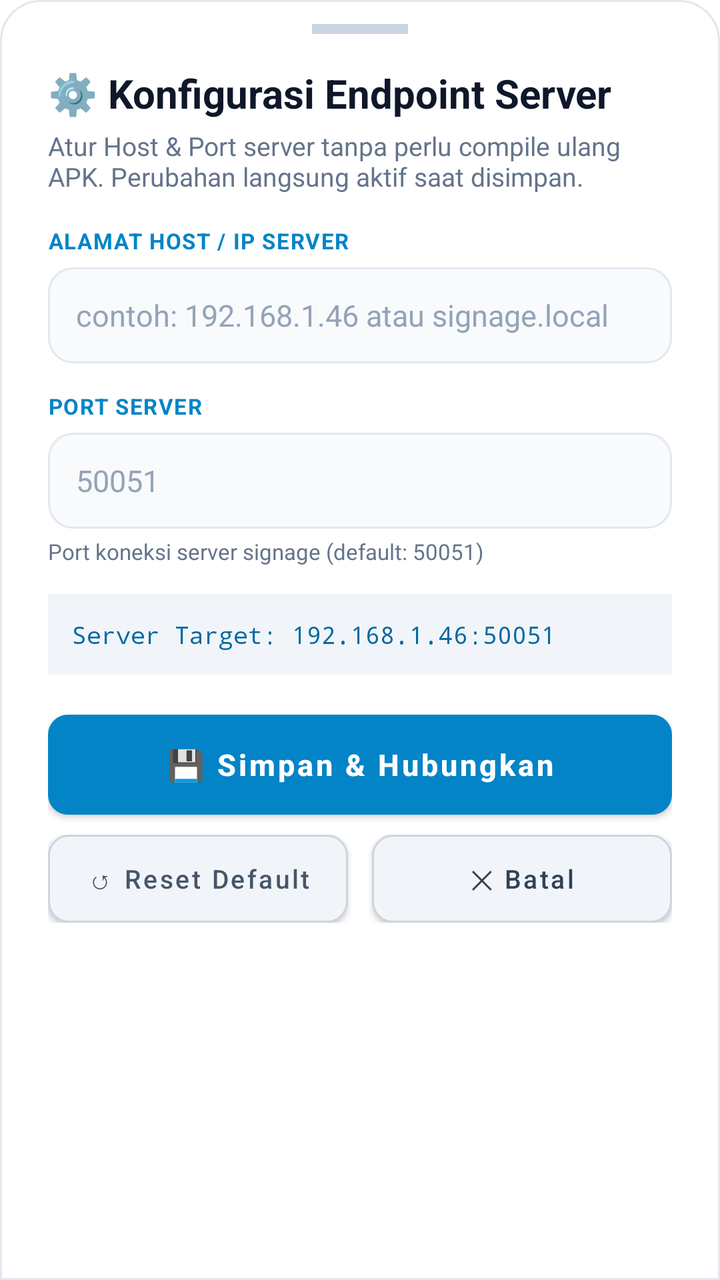
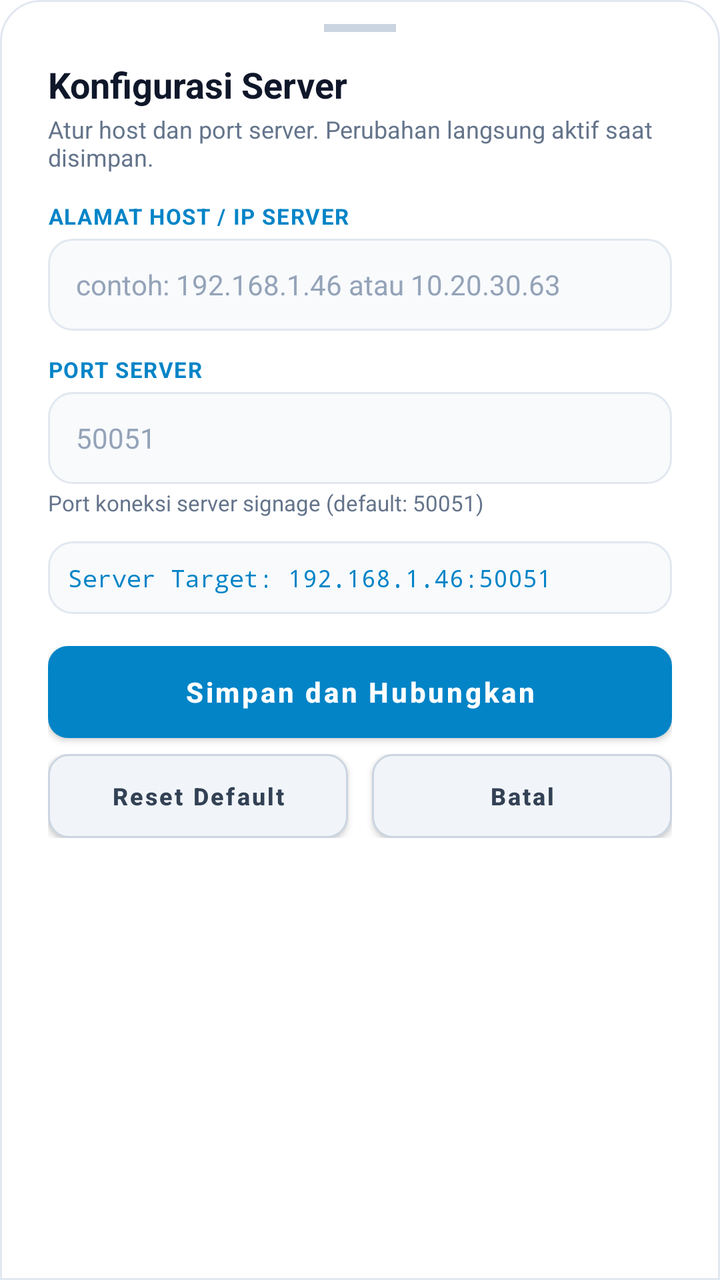

An Android layout rendered at two revisions. The XML below is the earlier revision; the diff shows what the commit changed to produce the second picture.
<!-- AndroidManifest.xml: application theme Theme.DKASigmaPlayer -->
<!-- res/layout/bottom_sheet_server_config.xml -->
<?xml version="1.0" encoding="utf-8"?>
<LinearLayout xmlns:android="http://schemas.android.com/apk/res/android"
    xmlns:app="http://schemas.android.com/apk/res-auto"
    android:layout_width="match_parent"
    android:layout_height="wrap_content"
    android:orientation="vertical"
    android:background="@drawable/bg_bottom_sheet"
    android:paddingStart="24dp"
    android:paddingEnd="24dp"
    android:paddingTop="12dp"
    android:paddingBottom="32dp">

    
    <View
        android:layout_width="48dp"
        android:layout_height="5dp"
        android:layout_gravity="center_horizontal"
        android:layout_marginBottom="16dp"
        android:background="#cbd5e1" />

    <ScrollView
        android:layout_width="match_parent"
        android:layout_height="wrap_content"
        android:fillViewport="true"
        android:scrollbars="none">

        <LinearLayout
            android:layout_width="match_parent"
            android:layout_height="wrap_content"
            android:orientation="vertical">

            
            <TextView
                android:layout_width="match_parent"
                android:layout_height="wrap_content"
                android:text="⚙️ Konfigurasi Endpoint Server"
                android:textColor="#0f172a"
                android:textSize="20sp"
                android:textStyle="bold" />

            <TextView
                android:layout_width="match_parent"
                android:layout_height="wrap_content"
                android:layout_marginTop="4dp"
                android:layout_marginBottom="16dp"
                android:text="Atur Host &amp; Port server tanpa perlu compile ulang APK. Perubahan langsung aktif saat disimpan."
                android:textColor="#64748b"
                android:textSize="13sp" />

            
            <TextView
                android:layout_width="match_parent"
                android:layout_height="wrap_content"
                android:text="ALAMAT HOST / IP SERVER"
                android:textColor="#0284c7"
                android:textSize="11sp"
                android:textStyle="bold"
                android:letterSpacing="0.05" />

            <EditText
                android:id="@+id/etServerHost"
                android:layout_width="match_parent"
                android:layout_height="48dp"
                android:layout_marginTop="6dp"
                android:background="@drawable/bg_input_field"
                android:hint="contoh: 192.168.1.46 atau signage.local"
                android:textColorHint="#94a3b8"
                android:textColor="#0f172a"
                android:textSize="15sp"
                android:paddingStart="14dp"
                android:paddingEnd="14dp"
                android:inputType="textUri"
                android:singleLine="true" />

            
            <LinearLayout
                android:layout_width="match_parent"
                android:layout_height="wrap_content"
                android:layout_marginTop="14dp"
                android:orientation="vertical">

                <TextView
                    android:layout_width="match_parent"
                    android:layout_height="wrap_content"
                    android:text="PORT SERVER"
                    android:textColor="#0284c7"
                    android:textSize="11sp"
                    android:textStyle="bold"
                    android:letterSpacing="0.05" />

                <EditText
                    android:id="@+id/etGrpcPort"
                    android:layout_width="match_parent"
                    android:layout_height="48dp"
                    android:layout_marginTop="6dp"
                    android:background="@drawable/bg_input_field"
                    android:hint="50051"
                    android:textColorHint="#94a3b8"
                    android:textColor="#0f172a"
                    android:textSize="15sp"
                    android:paddingStart="14dp"
                    android:paddingEnd="14dp"
                    android:inputType="number"
                    android:singleLine="true" />

                <TextView
                    android:layout_width="match_parent"
                    android:layout_height="wrap_content"
                    android:layout_marginTop="4dp"
                    android:text="Port koneksi server signage (default: 50051)"
                    android:textColor="#64748b"
                    android:textSize="11sp" />
            </LinearLayout>

            
            <TextView
                android:id="@+id/tvResolvedPreview"
                android:layout_width="match_parent"
                android:layout_height="wrap_content"
                android:layout_marginTop="14dp"
                android:background="#f1f5f9"
                android:padding="12dp"
                android:textColor="#0369a1"
                android:textSize="12sp"
                android:fontFamily="monospace"
                android:text="Server Target: 192.168.1.46:50051" />

            
            <LinearLayout
                android:layout_width="match_parent"
                android:layout_height="wrap_content"
                android:layout_marginTop="20dp"
                android:layout_marginBottom="8dp"
                android:orientation="vertical">

                <Button
                    android:id="@+id/btnSave"
                    android:layout_width="match_parent"
                    android:layout_height="50dp"
                    android:background="@drawable/bg_btn_primary"
                    app:backgroundTint="@null"
                    android:text="💾 Simpan &amp; Hubungkan"
                    android:textAllCaps="false"
                    android:textColor="#ffffff"
                    android:textSize="15sp"
                    android:textStyle="bold" />

                <LinearLayout
                    android:layout_width="match_parent"
                    android:layout_height="wrap_content"
                    android:layout_marginTop="10dp"
                    android:orientation="horizontal">

                    <Button
                        android:id="@+id/btnResetDefault"
                        android:layout_width="0dp"
                        android:layout_height="44dp"
                        android:layout_weight="1"
                        android:layout_marginEnd="6dp"
                        android:background="@drawable/bg_btn_secondary"
                        app:backgroundTint="@null"
                        android:text="↺ Reset Default"
                        android:textAllCaps="false"
                        android:textColor="#475569"
                        android:textSize="13sp" />

                    <Button
                        android:id="@+id/btnCancel"
                        android:layout_width="0dp"
                        android:layout_height="44dp"
                        android:layout_weight="1"
                        android:layout_marginStart="6dp"
                        android:background="@drawable/bg_btn_secondary"
                        app:backgroundTint="@null"
                        android:text="✕ Batal"
                        android:textAllCaps="false"
                        android:textColor="#334155"
                        android:textSize="13sp" />
                </LinearLayout>

            </LinearLayout>

        </LinearLayout>
    </ScrollView>

</LinearLayout>
<!-- resources referenced by this layout -->
<resources>
  <!-- drawable bg_bottom_sheet (drawable) -->
  <?xml version="1.0" encoding="utf-8"?>
  <shape xmlns:android="http://schemas.android.com/apk/res/android"
      android:shape="rectangle">
      <solid android:color="@color/sheet_bg" />
      <corners
          android:topLeftRadius="20dp"
          android:topRightRadius="20dp" />
      <stroke
          android:width="1dp"
          android:color="@color/sheet_card_border" />
  </shape>
  <!-- drawable bg_btn_primary (drawable) -->
  <?xml version="1.0" encoding="utf-8"?>
  <ripple xmlns:android="http://schemas.android.com/apk/res/android"
      android:color="#38bdf8">
      <item>
          <shape android:shape="rectangle">
              <solid android:color="#0284c7" />
              <corners android:radius="10dp" />
          </shape>
      </item>
  </ripple>
  <!-- drawable bg_btn_secondary (drawable) -->
  <?xml version="1.0" encoding="utf-8"?>
  <ripple xmlns:android="http://schemas.android.com/apk/res/android"
      android:color="#e2e8f0">
      <item>
          <shape android:shape="rectangle">
              <solid android:color="#f1f5f9" />
              <corners android:radius="10dp" />
              <stroke
                  android:width="1dp"
                  android:color="#cbd5e1" />
          </shape>
      </item>
  </ripple>
  <!-- drawable bg_input_field (drawable) -->
  <?xml version="1.0" encoding="utf-8"?>
  <shape xmlns:android="http://schemas.android.com/apk/res/android"
      android:shape="rectangle">
      <solid android:color="@color/sheet_card_bg" />
      <corners android:radius="12dp" />
      <stroke
          android:width="1dp"
          android:color="@color/sheet_card_border" />
  </shape>
  <style name="Theme.DKASigmaPlayer" parent="Theme.MaterialComponents.Light.NoActionBar">
          <item name="colorPrimary">#0284c7</item>
          <item name="colorPrimaryVariant">#0369a1</item>
          <item name="colorOnPrimary">#ffffff</item>
          <item name="android:statusBarColor">#0f172a</item>
          <item name="android:navigationBarColor">#0f172a</item>
      </style>
  <color name="sheet_bg">#ffffff</color>
  <color name="sheet_card_border">#e2e8f0</color>
  <color name="sheet_card_bg">#f8fafc</color>
</resources>

<!-- the commit's change to res/layout/bottom_sheet_server_config.xml (unified diff, before → after) -->
@@ -8,15 +8,15 @@
     android:paddingStart="24dp"
     android:paddingEnd="24dp"
     android:paddingTop="12dp"
-    android:paddingBottom="32dp">
+    android:paddingBottom="24dp">
 
     
     <View
-        android:layout_width="48dp"
-        android:layout_height="5dp"
+        android:layout_width="36dp"
+        android:layout_height="4dp"
         android:layout_gravity="center_horizontal"
-        android:layout_marginBottom="16dp"
-        android:background="#cbd5e1" />
+        android:layout_marginBottom="14dp"
+        android:background="@color/sheet_drag_handle" />
 
     <ScrollView
         android:layout_width="match_parent"
@@ -33,26 +33,26 @@
             <TextView
                 android:layout_width="match_parent"
                 android:layout_height="wrap_content"
-                android:text="⚙️ Konfigurasi Endpoint Server"
-                android:textColor="#0f172a"
-                android:textSize="20sp"
+                android:text="Konfigurasi Server"
+                android:textColor="@color/sheet_text_primary"
+                android:textSize="18sp"
                 android:textStyle="bold" />
 
             <TextView
                 android:layout_width="match_parent"
                 android:layout_height="wrap_content"
-                android:layout_marginTop="4dp"
-                android:layout_marginBottom="16dp"
-                android:text="Atur Host &amp; Port server tanpa perlu compile ulang APK. Perubahan langsung aktif saat disimpan."
-                android:textColor="#64748b"
-                android:textSize="13sp" />
+                android:layout_marginTop="2dp"
+                android:layout_marginBottom="14dp"
+                android:text="Atur host dan port server. Perubahan langsung aktif saat disimpan."
+                android:textColor="@color/sheet_text_secondary"
+                android:textSize="12sp" />
 
             
             <TextView
                 android:layout_width="match_parent"
                 android:layout_height="wrap_content"
                 android:text="ALAMAT HOST / IP SERVER"
-                android:textColor="#0284c7"
+                android:textColor="@color/primary_500"
                 android:textSize="11sp"
                 android:textStyle="bold"
                 android:letterSpacing="0.05" />
@@ -60,13 +60,13 @@
             <EditText
                 android:id="@+id/etServerHost"
                 android:layout_width="match_parent"
-                android:layout_height="48dp"
-                android:layout_marginTop="6dp"
+                android:layout_height="46dp"
+                android:layout_marginTop="4dp"
                 android:background="@drawable/bg_input_field"
-                android:hint="contoh: 192.168.1.46 atau signage.local"
-                android:textColorHint="#94a3b8"
-                android:textColor="#0f172a"
-                android:textSize="15sp"
+                android:hint="contoh: 192.168.1.46 atau 10.20.30.63"
+                android:textColorHint="@color/sheet_text_muted"
+                android:textColor="@color/sheet_text_primary"
+                android:textSize="14sp"
                 android:paddingStart="14dp"
                 android:paddingEnd="14dp"
                 android:inputType="textUri"
@@ -76,14 +76,14 @@
             <LinearLayout
                 android:layout_width="match_parent"
                 android:layout_height="wrap_content"
-                android:layout_marginTop="14dp"
+                android:layout_marginTop="12dp"
                 android:orientation="vertical">
 
                 <TextView
                     android:layout_width="match_parent"
                     android:layout_height="wrap_content"
                     android:text="PORT SERVER"
-                    android:textColor="#0284c7"
+                    android:textColor="@color/primary_500"
                     android:textSize="11sp"
                     android:textStyle="bold"
                     android:letterSpacing="0.05" />
@@ -91,13 +91,13 @@
                 <EditText
                     android:id="@+id/etGrpcPort"
                     android:layout_width="match_parent"
-                    android:layout_height="48dp"
-                    android:layout_marginTop="6dp"
+                    android:layout_height="46dp"
+                    android:layout_marginTop="4dp"
                     android:background="@drawable/bg_input_field"
                     android:hint="50051"
-                    android:textColorHint="#94a3b8"
-                    android:textColor="#0f172a"
-                    android:textSize="15sp"
+                    android:textColorHint="@color/sheet_text_muted"
+                    android:textColor="@color/sheet_text_primary"
+                    android:textSize="14sp"
                     android:paddingStart="14dp"
                     android:paddingEnd="14dp"
                     android:inputType="number"
@@ -106,9 +106,9 @@
                 <TextView
                     android:layout_width="match_parent"
                     android:layout_height="wrap_content"
-                    android:layout_marginTop="4dp"
+                    android:layout_marginTop="2dp"
                     android:text="Port koneksi server signage (default: 50051)"
-                    android:textColor="#64748b"
+                    android:textColor="@color/sheet_text_secondary"
                     android:textSize="11sp" />
             </LinearLayout>
 
@@ -117,10 +117,10 @@
                 android:id="@+id/tvResolvedPreview"
                 android:layout_width="match_parent"
                 android:layout_height="wrap_content"
-                android:layout_marginTop="14dp"
-                android:background="#f1f5f9"
-                android:padding="12dp"
-                android:textColor="#0369a1"
+                android:layout_marginTop="12dp"
+                android:background="@drawable/bg_input_field"
+                android:padding="10dp"
+                android:textColor="@color/primary_500"
                 android:textSize="12sp"
                 android:fontFamily="monospace"
                 android:text="Server Target: 192.168.1.46:50051" />
@@ -129,53 +129,55 @@
             <LinearLayout
                 android:layout_width="match_parent"
                 android:layout_height="wrap_content"
-                android:layout_marginTop="20dp"
-                android:layout_marginBottom="8dp"
+                android:layout_marginTop="16dp"
+                android:layout_marginBottom="4dp"
                 android:orientation="vertical">
 
                 <Button
                     android:id="@+id/btnSave"
                     android:layout_width="match_parent"
-                    android:layout_height="50dp"
+                    android:layout_height="46dp"
                     android:background="@drawable/bg_btn_primary"
                     app:backgroundTint="@null"
-                    android:text="💾 Simpan &amp; Hubungkan"
+                    android:text="Simpan dan Hubungkan"
                     android:textAllCaps="false"
                     android:textColor="#ffffff"
-                    android:textSize="15sp"
+                    android:textSize="14sp"
                     android:textStyle="bold" />
 
                 <LinearLayout
                     android:layout_width="match_parent"
                     android:layout_height="wrap_content"
-                    android:layout_marginTop="10dp"
+                    android:layout_marginTop="8dp"
                     android:orientation="horizontal">
 
                     <Button
                         android:id="@+id/btnResetDefault"
                         android:layout_width="0dp"
-                        android:layout_height="44dp"
+                        android:layout_height="42dp"
                         android:layout_weight="1"
                         android:layout_marginEnd="6dp"
                         android:background="@drawable/bg_btn_secondary"
                         app:backgroundTint="@null"
-                        android:text="↺ Reset Default"
+                        android:text="Reset Default"
                         android:textAllCaps="false"
-                        android:textColor="#475569"
-                        android:textSize="13sp" />
+                        android:textColor="@color/sheet_btn_secondary_text"
+                        android:textSize="12sp"
+                        android:textStyle="bold" />
 
                     <Button
                         android:id="@+id/btnCancel"
                         android:layout_width="0dp"
-                        android:layout_height="44dp"
+                        android:layout_height="42dp"
                         android:layout_weight="1"
                         android:layout_marginStart="6dp"
                         android:background="@drawable/bg_btn_secondary"
                         app:backgroundTint="@null"
-                        android:text="✕ Batal"
+                        android:text="Batal"
                         android:textAllCaps="false"
-                        android:textColor="#334155"
-                        android:textSize="13sp" />
+                        android:textColor="@color/sheet_btn_secondary_text"
+                        android:textSize="12sp"
+                        android:textStyle="bold" />
                 </LinearLayout>
 
             </LinearLayout>
<!-- resource entries referenced after the edit -->
@@ -1,5 +1,11 @@
 <!-- resources referenced by this layout -->
 <resources>
+  <color name="primary_500">#0284c7</color>
+  <color name="sheet_btn_secondary_text">#334155</color>
+  <color name="sheet_drag_handle">#cbd5e1</color>
+  <color name="sheet_text_muted">#94a3b8</color>
+  <color name="sheet_text_primary">#0f172a</color>
+  <color name="sheet_text_secondary">#64748b</color>
   <!-- drawable bg_bottom_sheet (drawable) -->
   <?xml version="1.0" encoding="utf-8"?>
   <shape xmlns:android="http://schemas.android.com/apk/res/android"
@@ -26,14 +32,14 @@
   <!-- drawable bg_btn_secondary (drawable) -->
   <?xml version="1.0" encoding="utf-8"?>
   <ripple xmlns:android="http://schemas.android.com/apk/res/android"
-      android:color="#e2e8f0">
+      android:color="@color/sheet_card_border">
       <item>
           <shape android:shape="rectangle">
-              <solid android:color="#f1f5f9" />
+              <solid android:color="@color/sheet_btn_secondary_bg" />
               <corners android:radius="10dp" />
               <stroke
                   android:width="1dp"
-                  android:color="#cbd5e1" />
+                  android:color="@color/sheet_btn_secondary_border" />
           </shape>
       </item>
   </ripple>
@@ -47,15 +53,18 @@
           android:width="1dp"
           android:color="@color/sheet_card_border" />
   </shape>
-  <style name="Theme.DKASigmaPlayer" parent="Theme.MaterialComponents.Light.NoActionBar">
-          <item name="colorPrimary">#0284c7</item>
-          <item name="colorPrimaryVariant">#0369a1</item>
+  <style name="Theme.DKASigmaPlayer" parent="Theme.MaterialComponents.DayNight.NoActionBar">
+          <item name="colorPrimary">@color/primary_500</item>
+          <item name="colorPrimaryVariant">@color/primary_600</item>
           <item name="colorOnPrimary">#ffffff</item>
-          <item name="android:statusBarColor">#0f172a</item>
-          <item name="android:navigationBarColor">#0f172a</item>
+          <item name="android:statusBarColor">@color/sheet_bg</item>
+          <item name="android:navigationBarColor">@color/sheet_bg</item>
       </style>
   <color name="sheet_bg">#ffffff</color>
   <color name="sheet_card_border">#e2e8f0</color>
+  <color name="sheet_btn_secondary_bg">#f1f5f9</color>
+  <color name="sheet_btn_secondary_border">#cbd5e1</color>
   <color name="sheet_card_bg">#f8fafc</color>
+  <color name="primary_600">#0369a1</color>
 </resources>
 
